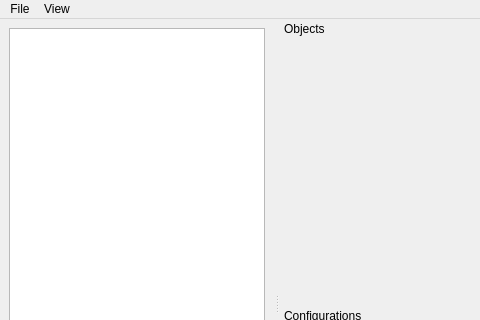
The window that pmgr.ui (pcdshub/pmgr) describes before a commit, drawn with Qt 5; both pictures show x 0 to 480 and y 0 to 320 of the 880 by 608 pixel window.
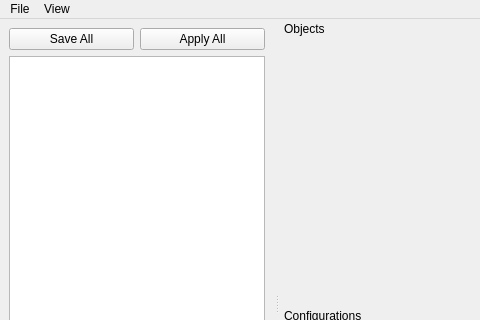
The same window after the commit. Custom widgets are drawn as their Qt base class.

Commit message: Much cleanup in general.  Added Save/Apply buttons to main GUI.  Added Commit/Apply One items to context menus. Added skeleton routines for save/apply functions.  Added delete/undelete functions.  Numerous bug fixes.

Patch:
```diff
--- a/pmgr.ui
+++ b/pmgr.ui
@@ -16,6 +16,20 @@
   <widget class="QWidget" name="centralwidget">
    <layout class="QGridLayout" name="gridLayout">
     <item row="0" column="0">
+     <widget class="QPushButton" name="saveButton">
+      <property name="text">
+       <string>Save All</string>
+      </property>
+     </widget>
+    </item>
+    <item row="0" column="1">
+     <widget class="QPushButton" name="applyButton">
+      <property name="text">
+       <string>Apply All</string>
+      </property>
+     </widget>
+    </item>
+    <item row="1" column="0" colspan="2">
      <widget class="QTreeWidget" name="treeWidget">
       <property name="sizePolicy">
        <sizepolicy hsizetype="MinimumExpanding" vsizetype="Expanding">
```
Left out of the diff: 2 changed lines with no effect on the pictures. The commit also changes 9 other files.
